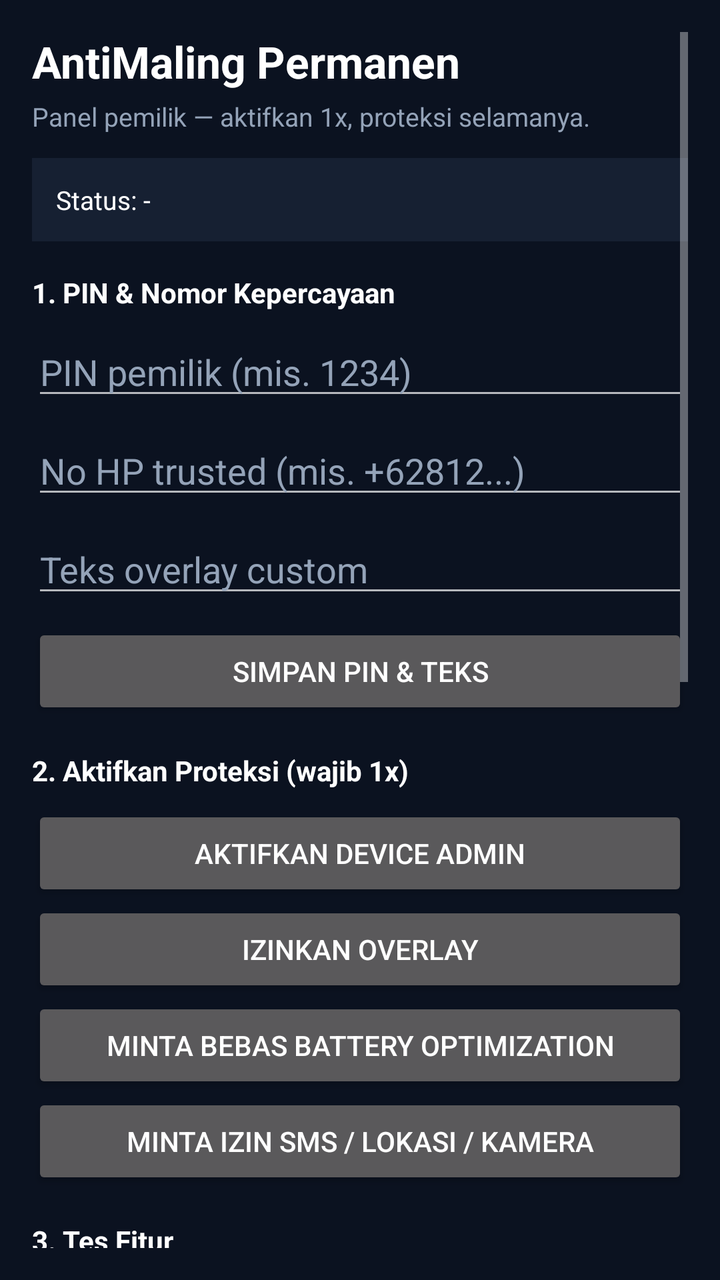
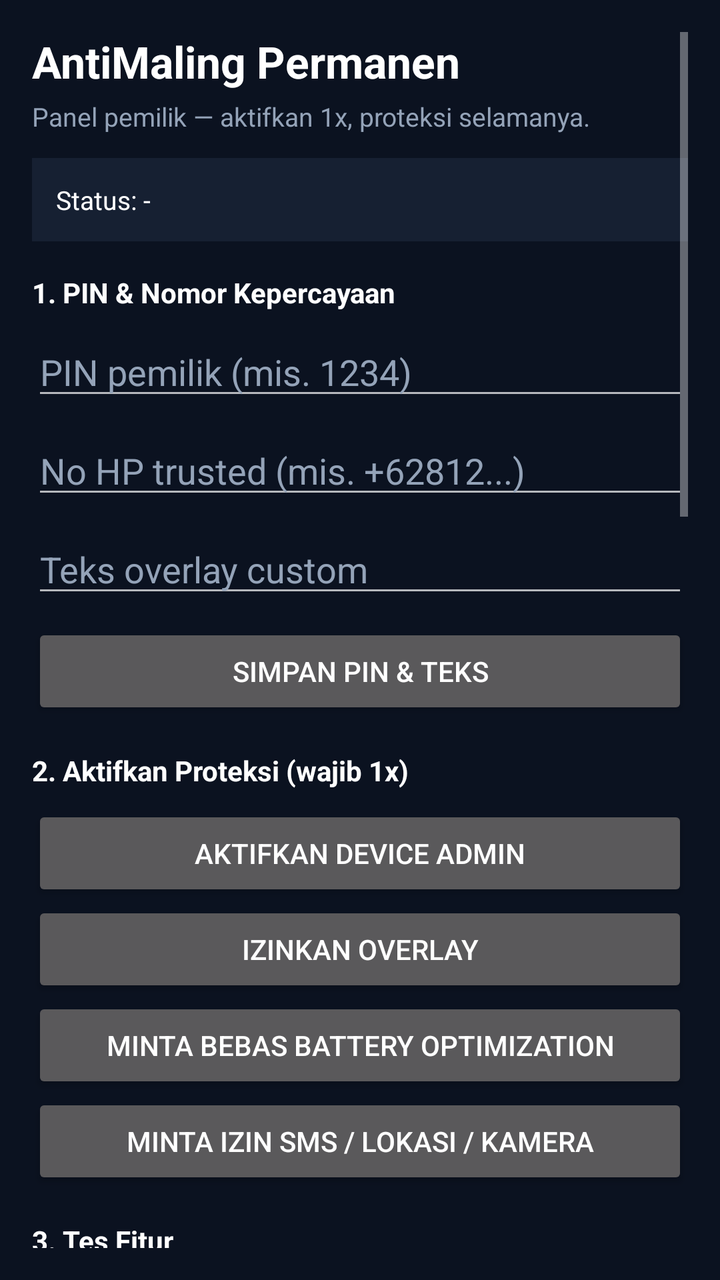

Compare the two renders of this Android layout. The source of the first and the diff that turns it into the second are given below.
<!-- AndroidManifest.xml: application theme Theme.AntiMaling -->
<!-- res/layout/activity_main.xml -->
<?xml version="1.0" encoding="utf-8"?>
<ScrollView xmlns:android="http://schemas.android.com/apk/res/android"
    android:layout_width="match_parent"
    android:layout_height="match_parent"
    android:background="@color/bg"
    android:padding="16dp">

    <LinearLayout
        android:layout_width="match_parent"
        android:layout_height="wrap_content"
        android:orientation="vertical">

        <TextView
            android:layout_width="wrap_content"
            android:layout_height="wrap_content"
            android:text="AntiMaling Permanen"
            android:textColor="@color/text"
            android:textSize="22sp"
            android:textStyle="bold" />

        <TextView
            android:layout_width="wrap_content"
            android:layout_height="wrap_content"
            android:layout_marginTop="4dp"
            android:text="Panel pemilik — aktifkan 1x, proteksi selamanya."
            android:textColor="@color/muted"
            android:textSize="13sp" />

        <TextView
            android:id="@+id/tvStatus"
            android:layout_width="match_parent"
            android:layout_height="wrap_content"
            android:layout_marginTop="12dp"
            android:background="@color/card"
            android:padding="12dp"
            android:text="Status: -"
            android:textColor="@color/text"
            android:textSize="13sp" />

        <TextView
            android:layout_width="wrap_content"
            android:layout_height="wrap_content"
            android:layout_marginTop="16dp"
            android:text="1. PIN &amp; Nomor Kepercayaan"
            android:textColor="@color/text"
            android:textStyle="bold" />

        <EditText
            android:id="@+id/etPin"
            android:layout_width="match_parent"
            android:layout_height="wrap_content"
            android:layout_marginTop="8dp"
            android:hint="PIN pemilik (mis. 1234)"
            android:inputType="numberPassword"
            android:textColor="@color/text"
            android:textColorHint="@color/muted" />

        <EditText
            android:id="@+id/etTrusted"
            android:layout_width="match_parent"
            android:layout_height="wrap_content"
            android:layout_marginTop="8dp"
            android:hint="No HP trusted (mis. +62812...)"
            android:inputType="phone"
            android:textColor="@color/text"
            android:textColorHint="@color/muted" />

        <EditText
            android:id="@+id/etCustomText"
            android:layout_width="match_parent"
            android:layout_height="wrap_content"
            android:layout_marginTop="8dp"
            android:hint="Teks overlay custom"
            android:textColor="@color/text"
            android:textColorHint="@color/muted" />

        <Button
            android:id="@+id/btnSave"
            android:layout_width="match_parent"
            android:layout_height="wrap_content"
            android:layout_marginTop="8dp"
            android:text="Simpan PIN &amp; Teks" />

        <TextView
            android:layout_width="wrap_content"
            android:layout_height="wrap_content"
            android:layout_marginTop="16dp"
            android:text="2. Aktifkan Proteksi (wajib 1x)"
            android:textColor="@color/text"
            android:textStyle="bold" />

        <Button
            android:id="@+id/btnAdmin"
            android:layout_width="match_parent"
            android:layout_height="wrap_content"
            android:layout_marginTop="8dp"
            android:text="Aktifkan Device Admin" />

        <Button
            android:id="@+id/btnOverlayPerm"
            android:layout_width="match_parent"
            android:layout_height="wrap_content"
            android:text="Izinkan Overlay" />

        <Button
            android:id="@+id/btnBattery"
            android:layout_width="match_parent"
            android:layout_height="wrap_content"
            android:text="Minta Bebas Battery Optimization" />

        <Button
            android:id="@+id/btnPerms"
            android:layout_width="match_parent"
            android:layout_height="wrap_content"
            android:text="Minta Izin SMS / Lokasi / Kamera" />

        <TextView
            android:layout_width="wrap_content"
            android:layout_height="wrap_content"
            android:layout_marginTop="16dp"
            android:text="3. Tes Fitur"
            android:textColor="@color/text"
            android:textStyle="bold" />

        <Button
            android:id="@+id/btnTestLock"
            android:layout_width="match_parent"
            android:layout_height="wrap_content"
            android:layout_marginTop="8dp"
            android:text="Tes Kunci + Overlay" />

        <Button
            android:id="@+id/btnTestRing"
            android:layout_width="match_parent"
            android:layout_height="wrap_content"
            android:text="Tes Dering Max Volume" />

        <Button
            android:id="@+id/btnTestFlash"
            android:layout_width="match_parent"
            android:layout_height="wrap_content"
            android:text="Tes Senter Kedip + Dering" />

        <Button
            android:id="@+id/btnLocate"
            android:layout_width="match_parent"
            android:layout_height="wrap_content"
            android:text="Tes Lacak Lokasi" />

        <Button
            android:id="@+id/btnOverlayOn"
            android:layout_width="match_parent"
            android:layout_height="wrap_content"
            android:text="Overlay ON (Home/Lock)" />

        <Button
            android:id="@+id/btnOverlayOff"
            android:layout_width="match_parent"
            android:layout_height="wrap_content"
            android:text="Overlay OFF" />

        <Button
            android:id="@+id/btnStopAll"
            android:layout_width="match_parent"
            android:layout_height="wrap_content"
            android:text="STOP Semua Alarm" />

        <TextView
            android:layout_width="wrap_content"
            android:layout_height="wrap_content"
            android:layout_marginTop="16dp"
            android:text="4. Mode Siluman"
            android:textColor="@color/text"
            android:textStyle="bold" />

        <Button
            android:id="@+id/btnHideIcon"
            android:layout_width="match_parent"
            android:layout_height="wrap_content"
            android:layout_marginTop="8dp"
            android:text="Sembunyikan Ikon" />

        <Button
            android:id="@+id/btnShowIcon"
            android:layout_width="match_parent"
            android:layout_height="wrap_content"
            android:text="Tampilkan Ikon" />

        <TextView
            android:layout_width="match_parent"
            android:layout_height="wrap_content"
            android:layout_marginBottom="24dp"
            android:layout_marginTop="16dp"
            android:text="Remote via SMS dari No trusted:\n#LOCK#pin #UNLOCK#pin #RING #STOP #LOCATE #FLASH#durasi-detik #TEXT#isi pesan #OVERLAY#ON/OFF"
            android:textColor="@color/muted"
            android:textSize="12sp" />

    </LinearLayout>
</ScrollView>
<!-- resources referenced by this layout -->
<resources>
  <color name="bg">#0B1220</color>
  <color name="card">#162032</color>
  <color name="muted">#94A3B8</color>
  <color name="text">#FFFFFF</color>
  <style name="Theme.AntiMaling" parent="Theme.AppCompat.NoActionBar">
          <item name="android:windowBackground">@color/bg</item>
          <item name="android:textColor">@color/text</item>
          <item name="colorPrimary">@color/accent</item>
      </style>
  <color name="accent">#FF3B30</color>
</resources>

<!-- the commit's change to res/layout/activity_main.xml (unified diff, before → after) -->
@@ -187,6 +187,72 @@
             android:text="Tampilkan Ikon" />
 
         <TextView
+            android:layout_width="wrap_content"
+            android:layout_height="wrap_content"
+            android:layout_marginTop="16dp"
+            android:text="5. Kontrol Laptop (Cloud)"
+            android:textColor="@color/text"
+            android:textStyle="bold" />
+
+        <TextView
+            android:layout_width="match_parent"
+            android:layout_height="wrap_content"
+            android:layout_marginTop="4dp"
+            android:text="Buat project di console.firebase.google.com → aktifkan Firestore + Authentication Anonymous. Tempel Web API Key + Project ID, lalu Generate kode pairing. Kode yang sama dimasukkan di panel laptop."
+            android:textColor="@color/muted"
+            android:textSize="12sp" />
+
+        <EditText
+            android:id="@+id/etFbKey"
+            android:layout_width="match_parent"
+            android:layout_height="wrap_content"
+            android:layout_marginTop="8dp"
+            android:hint="Firebase Web API Key"
+            android:textColor="@color/text"
+            android:textColorHint="@color/muted" />
+
+        <EditText
+            android:id="@+id/etFbProject"
+            android:layout_width="match_parent"
+            android:layout_height="wrap_content"
+            android:layout_marginTop="8dp"
+            android:hint="Firebase Project ID"
+            android:textColor="@color/text"
+            android:textColorHint="@color/muted" />
+
+        <Button
+            android:id="@+id/btnCloudSave"
+            android:layout_width="match_parent"
+            android:layout_height="wrap_content"
+            android:layout_marginTop="8dp"
+            android:text="Simpan &amp; Generate Kode Pairing" />
+
+        <TextView
+            android:id="@+id/tvPair"
+            android:layout_width="match_parent"
+            android:layout_height="wrap_content"
+            android:layout_marginTop="8dp"
+            android:background="@color/card"
+            android:padding="12dp"
+            android:text="Kode pairing: -"
+            android:textColor="@color/text"
+            android:textSize="15sp"
+            android:textStyle="bold" />
+
+        <Button
+            android:id="@+id/btnShotConsent"
+            android:layout_width="match_parent"
+            android:layout_height="wrap_content"
+            android:layout_marginTop="8dp"
+            android:text="Aktifkan Sadap Layar" />
+
+        <Button
+            android:id="@+id/btnCloudTest"
+            android:layout_width="match_parent"
+            android:layout_height="wrap_content"
+            android:text="Tes Koneksi Cloud" />
+
+        <TextView
             android:layout_width="match_parent"
             android:layout_height="wrap_content"
             android:layout_marginBottom="24dp"
